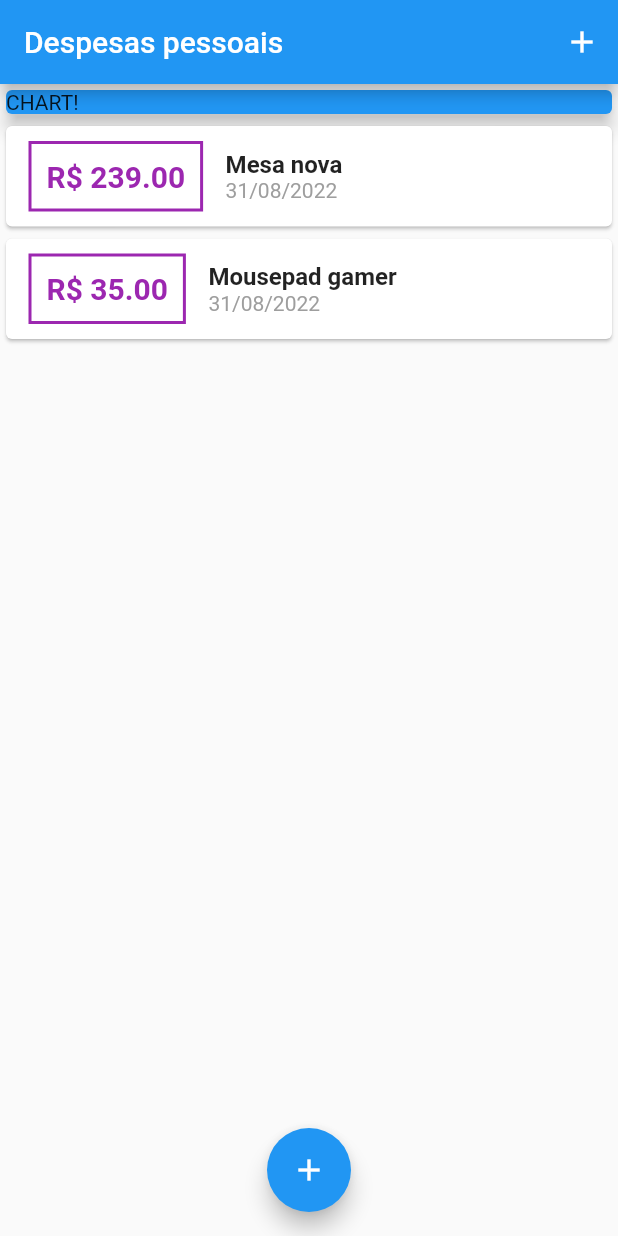
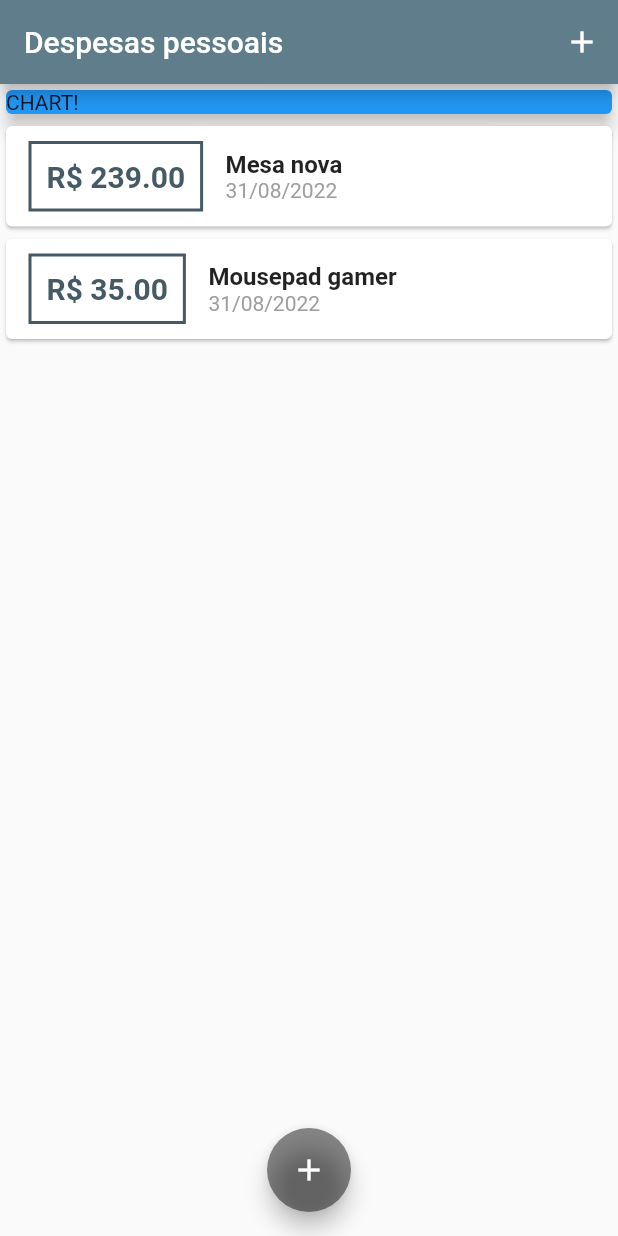
Before and after one commit to arthurmdros/expensive_app, a Flutter app: the screen it shows after launch, on a phone screen of 412 x 824 dp. Run offline on Flutter 3.47's test engine with Material 2 defaults, Android fonts, the phone set to English and light mode, and no system bars.

Commit message:
Adicionando tema

```diff
--- a/lib/main.dart
+++ b/lib/main.dart
@@ -3,11 +3,10 @@ import 'dart:math';
 
 import 'package:crypto/crypto.dart';
 import 'package:flutter/material.dart';
+
 import './models/transaction.dart';
-import 'package:flutter/material.dart';
-
+import './views/new_transaction.dart';
 import './views/transaction_list.dart';
-import './views/new_transaction.dart';
 
 void main() {
   runApp(const MyApp());
@@ -20,9 +19,10 @@ class MyApp extends StatelessWidget {
   Widget build(BuildContext context) {
     return MaterialApp(
       debugShowCheckedModeBanner: false,
-      title: 'Flutter Demo',
+      title: 'Despesas pessoais',
       theme: ThemeData(
-        primarySwatch: Colors.blue,
+        primarySwatch: Colors.blueGrey,
+        accentColor: Colors.black45
       ),
       home: MyHomePage(),
     );
--- a/lib/views/transaction_list.dart
+++ b/lib/views/transaction_list.dart
@@ -21,13 +21,13 @@ class TransactionList extends StatelessWidget {
                     margin: const EdgeInsets.symmetric(
                         vertical: 10, horizontal: 15),
                     decoration: BoxDecoration(
-                        border: Border.all(color: Colors.purple, width: 2)),
+                        border: Border.all(color: Theme.of(context).primaryColorDark, width: 2)),
                     padding: const EdgeInsets.all(10),
                     child: Text(
                       'R\$ ${transactions[index].amount!.toStringAsFixed(2)}',
-                      style: const TextStyle(
+                      style: TextStyle(
                           fontSize: 20,
-                          color: Colors.purple,
+                          color: Theme.of(context).primaryColorDark,
                           fontWeight: FontWeight.bold),
                     )),
                 Column(
```
